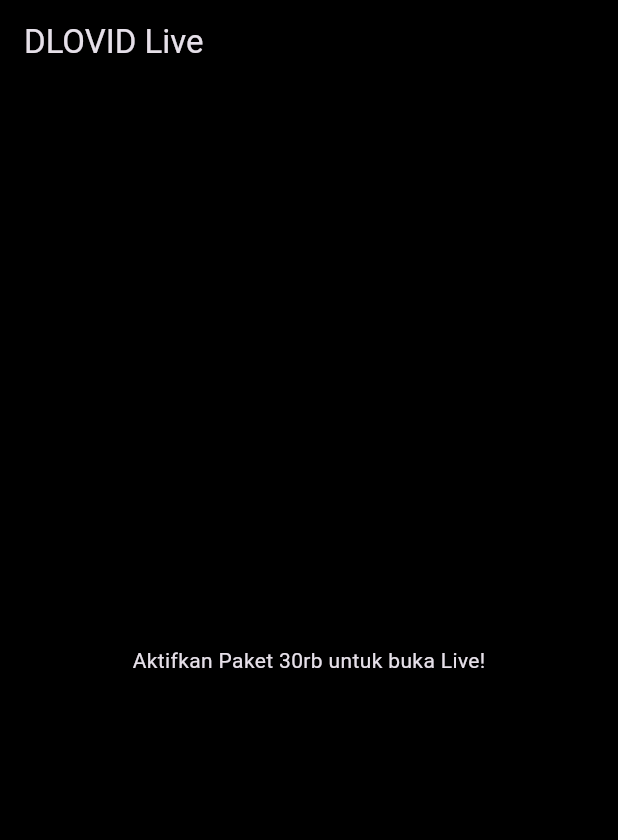
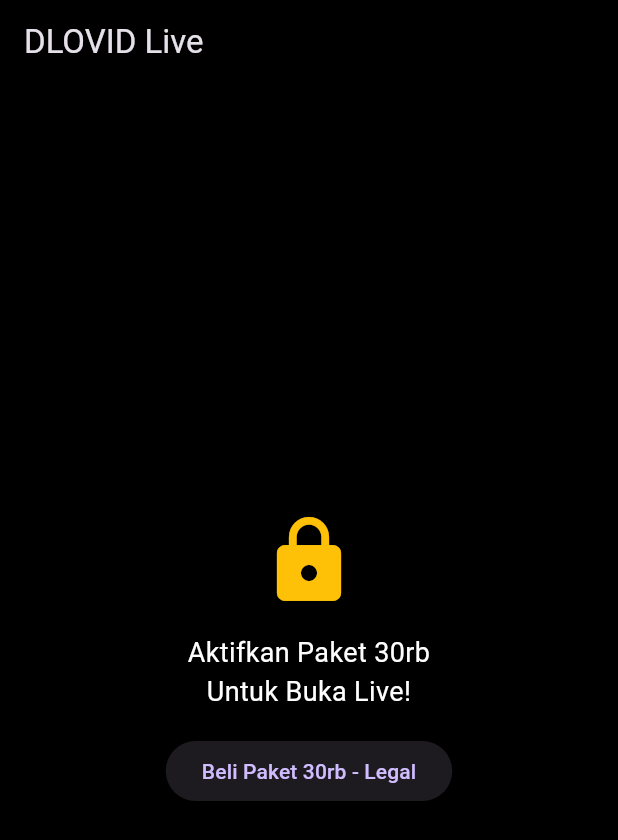
Before and after one commit to matargaming/DLOVID-Short, a Flutter app: the LiveScreen screen opened directly, on a phone screen of 412 x 824 dp. Shown: the top 840 px of the screen. Run offline on Flutter 3.47's test engine with Material 3 defaults, Android fonts, the phone set to English and light mode, and no system bars; our stand-ins replace cloud_firestore, firebase_auth, firebase_core; accounts and stored records are empty.

Commit message:
Refactor LiveScreen for VIP access and loading state
Refactor checkVip method to handle loading state and null UID. Update UI to reflect loading and access status for live streaming.

```diff
--- a/lib/screens/live/live_screen.dart
+++ b/lib/screens/live/live_screen.dart
@@ -1,15 +1,16 @@
 import 'package:flutter/material.dart';
 import 'package:cloud_firestore/cloud_firestore.dart';
 import 'package:firebase_auth/firebase_auth.dart';
-import 'package:agora_rtc_engine/agora_rtc_engine.dart';
 
 class LiveScreen extends StatefulWidget {
+  const LiveScreen({super.key});
   @override
-  _LiveScreenState createState() => _LiveScreenState();
+  State<LiveScreen> createState() => _LiveScreenState();
 }
 
 class _LiveScreenState extends State<LiveScreen> {
   bool canGoLive = false;
+  bool isLoading = true;
 
   @override
   void initState() {
@@ -17,30 +18,62 @@ class _LiveScreenState extends State<LiveScreen> {
     checkVip();
   }
 
-  void checkVip() async {
-    var uid = FirebaseAuth.instance.currentUser!.uid;
-    var doc = await FirebaseFirestore.instance.collection('users').doc(uid).get();
-    if (doc.data()?['vipPackage'] == '30rb' || doc.data()?['liveAccess'] == true) {
-      setState(() => canGoLive = true);
+  Future<void> checkVip() async {
+    try {
+      final uid = FirebaseAuth.instance.currentUser?.uid;
+      if (uid == null) {
+        setState(() { isLoading = false; });
+        return;
+      }
+      final doc = await FirebaseFirestore.instance.collection('users').doc(uid).get();
+      final data = doc.data();
+      // Legal check: paket 30rb = liveAccess true
+      if (data!= null && (data['vipPackage'] == '30rb' || data['liveAccess'] == true)) {
+        setState(() { canGoLive = true; });
+      }
+    } catch (e) {
+      // ignore
     }
+    setState(() { isLoading = false; });
   }
 
   @override
   Widget build(BuildContext context) {
+    if (isLoading) {
+      return const Scaffold(body: Center(child: CircularProgressIndicator()));
+    }
     return Scaffold(
-      appBar: AppBar(title: Text('DLOVID Live'), backgroundColor: Colors.black),
+      appBar: AppBar(title: const Text('DLOVID Live'), backgroundColor: Colors.black),
+      backgroundColor: Colors.black,
       body: canGoLive
-        ? GridView.builder(
-            itemCount: 10, // data live dari firestore
-            gridDelegate: SliverGridDelegateWithFixedCrossAxisCount(crossAxisCount: 2),
-            itemBuilder: (c,i) => Card(child: Center(child: Text('Live $i'))),
-          )
-        : Center(child: Text('Aktifkan Paket 30rb untuk buka Live!')),
-      floatingActionButton: canGoLive ? FloatingActionButton(
-        backgroundColor: Colors.red,
-        child: Icon(Icons.videocam),
-        onPressed: () {/* start Agora live */},
-      ) : null,
+         ? GridView.builder(
+              padding: const EdgeInsets.all(8),
+              itemCount: 6,
+              gridDelegate: const SliverGridDelegateWithFixedCrossAxisCount(crossAxisCount: 2, childAspectRatio: 0.8),
+              itemBuilder: (c, i) => Card(
+                color: Colors.grey[900],
+                child: Center(child: Text('LIVE $i\nPaket 30rb Aktif', textAlign: TextAlign.center, style: TextStyle(color: Colors.white))),
+              ),
+            )
+          : Center(
+              child: Column(mainAxisAlignment: MainAxisAlignment.center, children: [
+                const Icon(Icons.lock, color: Colors.amber, size: 64),
+                const SizedBox(height: 16),
+                const Text('Aktifkan Paket 30rb\nUntuk Buka Live!', textAlign: TextAlign.center, style: TextStyle(color: Colors.white, fontSize: 18)),
+                const SizedBox(height: 16),
+                ElevatedButton(onPressed: () {}, child: const Text('Beli Paket 30rb - Legal')),
+              ]),
+            ),
+      floatingActionButton: canGoLive
+         ? FloatingActionButton.extended(
+              backgroundColor: Colors.red,
+              icon: const Icon(Icons.videocam),
+              label: const Text('Go Live'),
+              onPressed: () {
+                ScaffoldMessenger.of(context).showSnackBar(const SnackBar(content: Text('Fitur Go Live Agora akan aktif setelah setup App ID - Legal')));
+              },
+            )
+          : null,
     );
   }
 }
```
